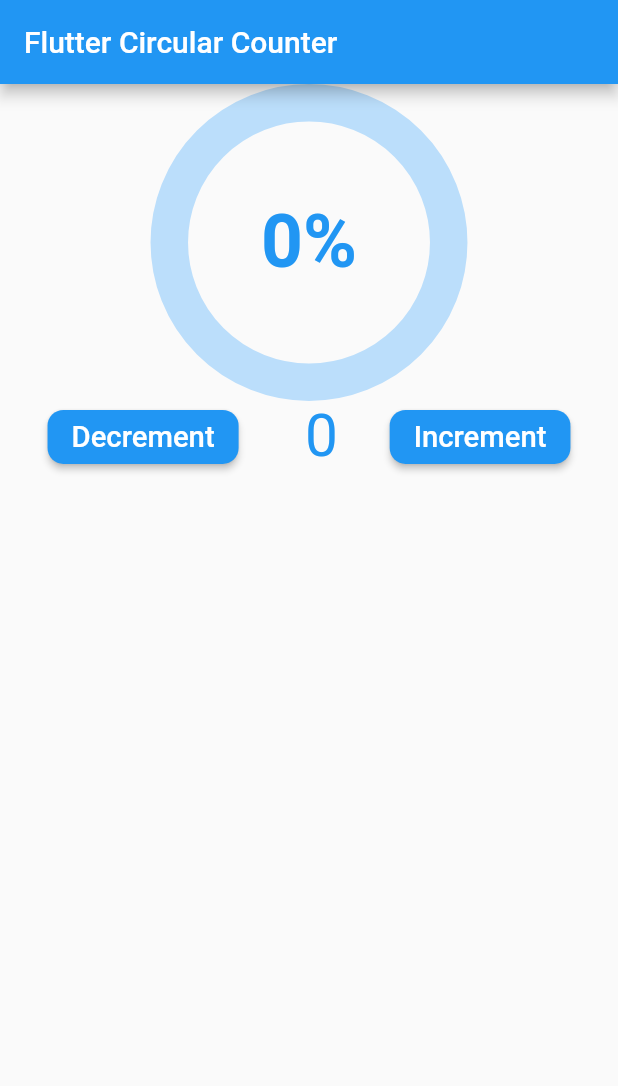
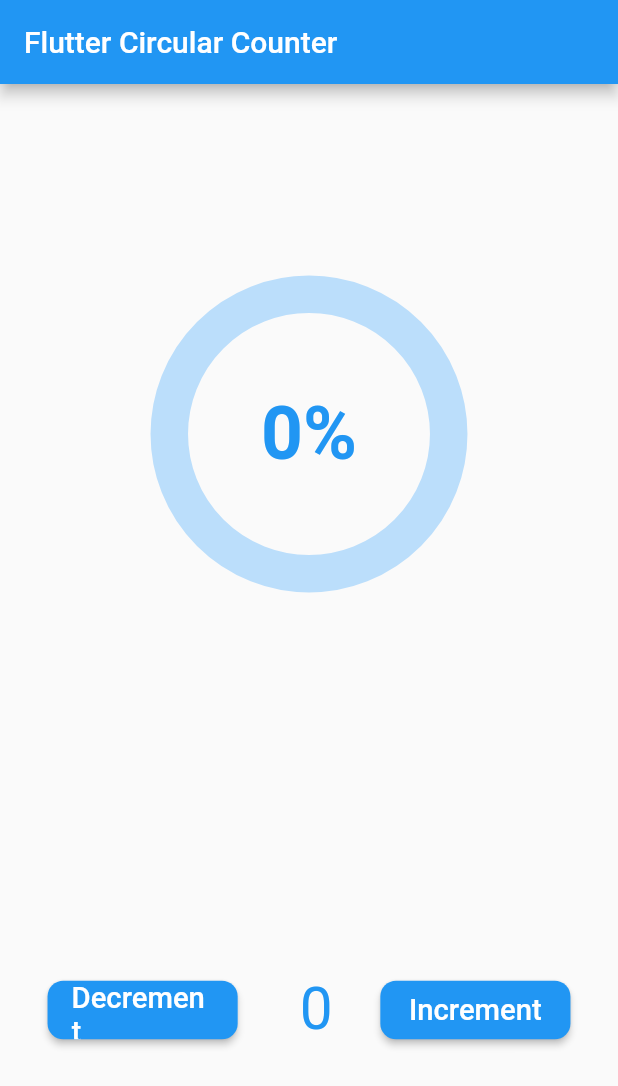
Before and after one commit to HenokMekuanint/2023-project-phase-mobile-tasks, a Flutter app: the screen it shows after launch, on a phone screen of 412 x 824 dp. Shown: the top 1086 px of the screen. Run offline on Flutter 3.47's test engine with Material 2 defaults, Android fonts, the phone set to English and light mode, and no system bars; drawn by our look-alikes of percent_indicator.

Commit message:
button_modified

```diff
--- a/on-boarding/circular_counter/lib/main.dart
+++ b/on-boarding/circular_counter/lib/main.dart
@@ -52,9 +52,8 @@
       appBar: AppBar(
         title: Text("Flutter Circular Counter"),
       ),
-      body: Center(
-        child: Column(
-          mainAxisAlignment: MainAxisAlignment.start,
+      body: Column(
+        mainAxisAlignment: MainAxisAlignment.spaceAround,
         children: [
           TweenAnimationBuilder<double>(
             tween: Tween<double>(begin: _progressValue, end: _progressValue),
@@ -85,7 +84,10 @@
             child: Row(
               mainAxisAlignment: MainAxisAlignment.spaceBetween,
               children: [
-                  ElevatedButton(
+                Container(
+                    height: AppDimension.height(40, context),
+                    width: AppDimension.width(120, context),
+                  child: ElevatedButton(
                     onPressed: decrementCounter,
                     child: Text(
                       "Decrement",
@@ -100,6 +102,7 @@
                       ),
                     ),
                   ),
+                ),
                 Text(
                   " ${counter}",
                   style: TextStyle(
@@ -107,7 +110,10 @@
                     fontSize: AppDimension.height(40, context),
                   ),
                 ),
-                  ElevatedButton(
+                Container(
+                  height: AppDimension.height(40, context),
+                    width: AppDimension.width(120, context),
+                  child: ElevatedButton(
                     onPressed: incrementCounter,
                     child: Text(
                       "Increment",
@@ -122,12 +128,12 @@
                       ),
                     ),
                   ),
+                ),
               ],
             ),
           ),
         ],
       ),
-      ),
     );
   }
 }
```
Lines whose indentation alone changed are shown as unchanged.
